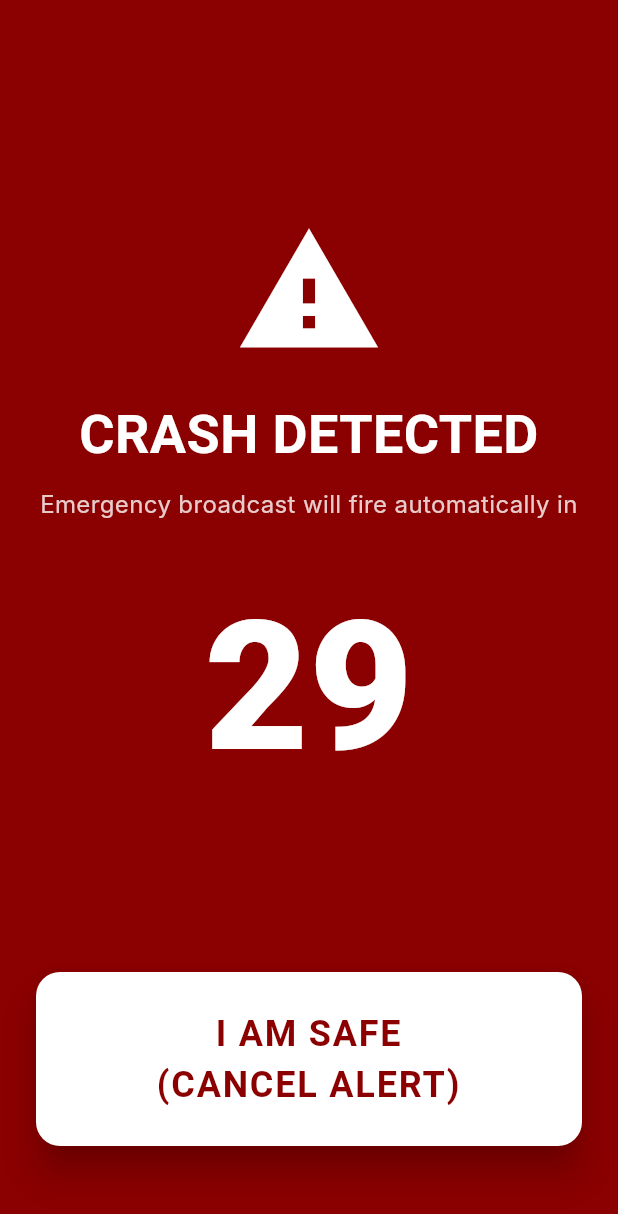
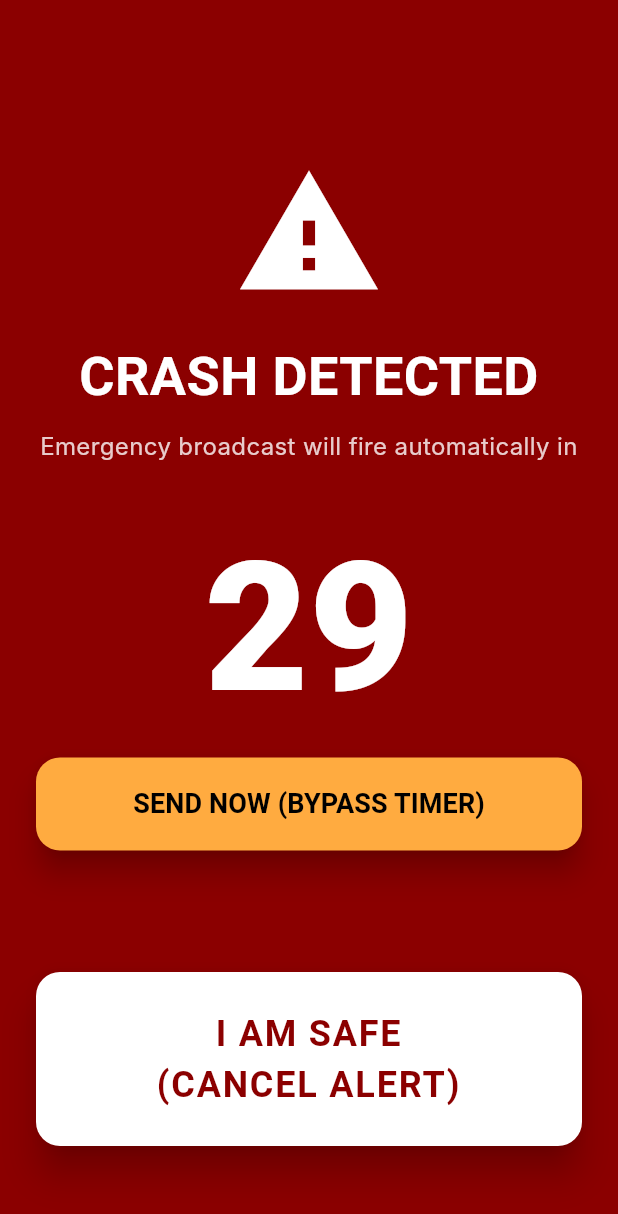
Before and after one commit to Prakyath1234/Accident-Guard, a Flutter app: the SensorMonitoring screen opened directly with empty values, after a tap on "Start Engine", after a tap on "Frontal", on a phone screen of 412 x 824 dp. Shown: the top 1214 px of the screen. Run offline on Flutter 3.47's test engine with Material 3 defaults, Android fonts, the phone set to English and light mode, and no system bars; our stand-ins replace cloud_firestore, firebase_auth, firebase_core, geolocator, sensors_plus, shared_preferences; missing offline and left inert: dart:js, flutter_ringtone_player, mailer, twilio_flutter; accounts and stored records are empty; Roboto replaces fonts that are missing (Inter, Outfit).

Commit message:
Add SEND NOW button to bypass emergency countdown and implement dual-port SMTP connection

```diff
--- a/lib/screens/sensor_monitoring.dart
+++ b/lib/screens/sensor_monitoring.dart
@@ -308,6 +308,33 @@ class _SensorMonitoringState extends State<SensorMonitoring> {
                   ),
                   textAlign: TextAlign.center,
                 ),
+
+                // Bypass timer and send alerts immediately
+                ElevatedButton(
+                  onPressed: () {
+                    _countdownTimer?.cancel();
+                    _dispatchEmergencyBroadcast();
+                  },
+                  style: ElevatedButton.styleFrom(
+                    backgroundColor: Colors.orangeAccent,
+                    foregroundColor: Colors.black,
+                    padding: const EdgeInsets.symmetric(vertical: 18),
+                    shape: RoundedRectangleBorder(
+                      borderRadius: BorderRadius.circular(16),
+                    ),
+                    elevation: 8,
+                  ),
+                  child: const Text(
+                    "SEND NOW (BYPASS TIMER)",
+                    style: TextStyle(
+                      fontFamily: 'Outfit',
+                      fontSize: 18,
+                      fontWeight: FontWeight.bold,
+                    ),
+                  ),
+                ),
+                const SizedBox(height: 16),
+
                 const Spacer(),
 
                 // Giant easy-to-tap safety override button
```
Also changed, not shown: lib/services/alert_service.dart (+23 -11 lines).
